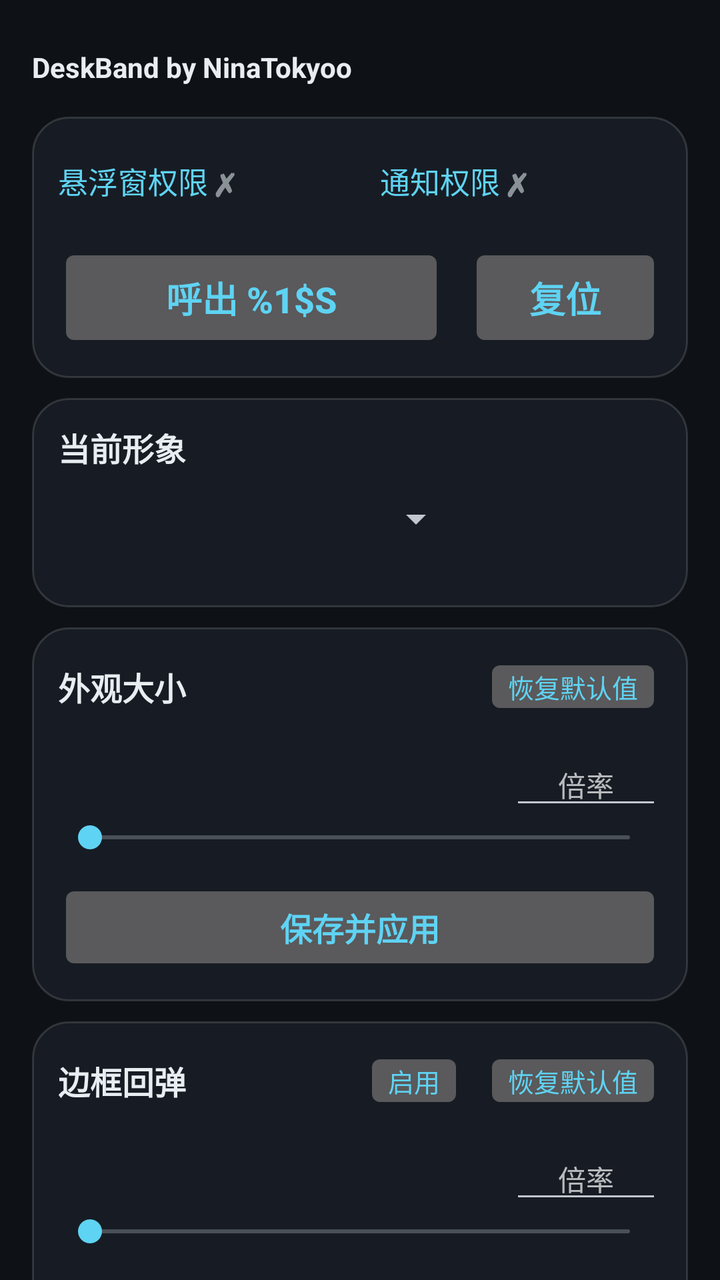
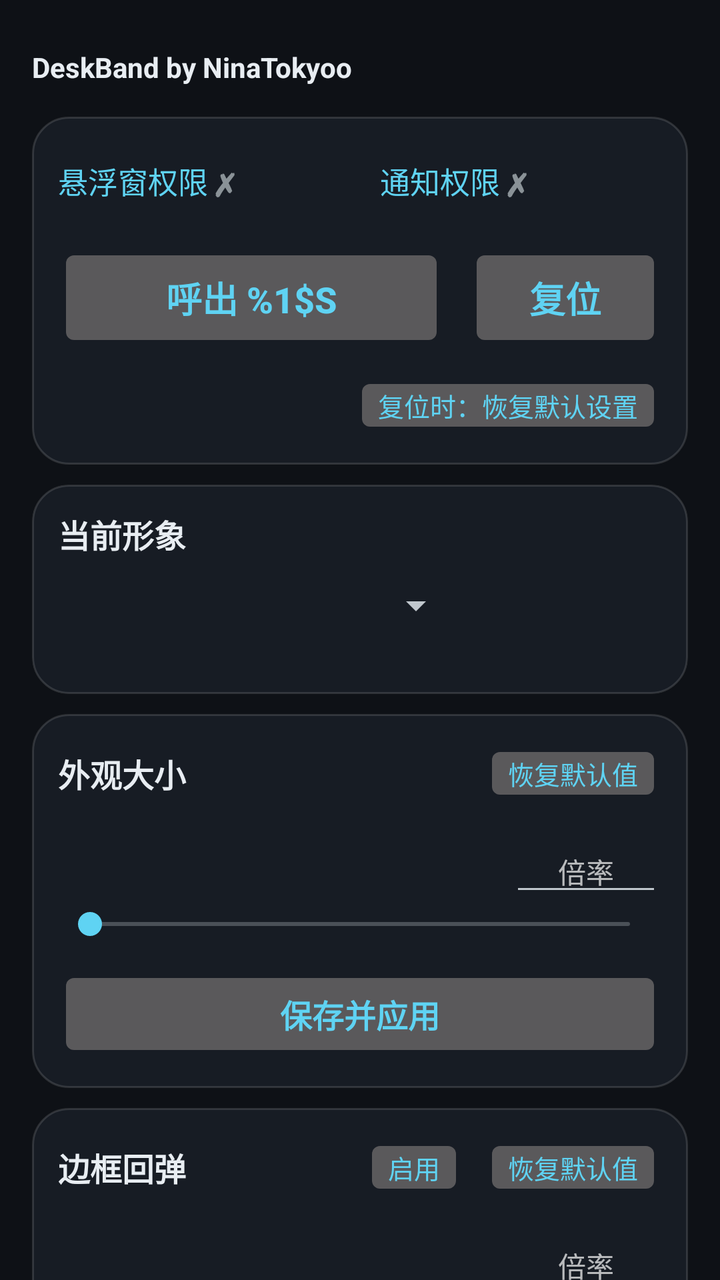

Before-and-after screenshots of an Android layout around one commit, followed by the original layout XML and the change that was made.
<!-- AndroidManifest.xml: application theme AppTheme -->
<!-- res/layout/activity_main.xml -->
<?xml version="1.0" encoding="utf-8"?>
<ScrollView xmlns:android="http://schemas.android.com/apk/res/android"
    android:id="@+id/root"
    android:layout_width="match_parent"
    android:layout_height="match_parent"
    android:fillViewport="true"
    android:background="@color/bg"
    android:overScrollMode="ifContentScrolls"
    android:scrollbarAlwaysDrawVerticalTrack="false"
    android:scrollbars="none">

    <LinearLayout
        android:layout_width="match_parent"
        android:layout_height="wrap_content"
        android:orientation="vertical"
        android:paddingTop="8dp"
        android:paddingBottom="28dp">

        
        <TextView
            android:id="@+id/txtTitle"
            android:layout_width="match_parent"
            android:layout_height="wrap_content"
            android:layout_marginStart="16dp"
            android:layout_marginEnd="16dp"
            android:layout_marginTop="18dp"
            android:layout_marginBottom="6dp"
            android:maxLines="1"
            android:includeFontPadding="false"
            android:text="@string/ui_title"
            android:textColor="@color/text_primary"
            android:textStyle="bold" />

        
        <LinearLayout style="@style/Card" android:tag="card" android:layout_marginStart="16dp" android:layout_marginEnd="16dp">

            
            <LinearLayout
                android:layout_width="match_parent"
                android:layout_height="wrap_content"
                android:orientation="horizontal"
                android:baselineAligned="false">

                <LinearLayout
                    android:id="@+id/rowOverlay"
                    android:layout_width="0dp"
                    android:layout_height="wrap_content"
                    android:layout_weight="1"
                    android:orientation="horizontal"
                    android:gravity="center_vertical"
                    android:background="?android:attr/selectableItemBackground"
                    android:paddingTop="8dp"
                    android:paddingBottom="8dp">

                    <TextView
                        android:id="@+id/txtPermOverlay"
                        android:layout_width="wrap_content"
                        android:layout_height="wrap_content"
                        android:maxLines="1"
                        android:ellipsize="end"
                        android:text="@string/perm_overlay"
                        android:textColor="@color/accent"
                        android:textSize="15sp" />

                    <TextView
                        android:id="@+id/markOverlay"
                        android:layout_width="wrap_content"
                        android:layout_height="wrap_content"
                        android:layout_marginStart="3dp"
                        android:textSize="16sp"
                        android:textStyle="bold"
                        android:text="@string/perm_missing_mark" />
                </LinearLayout>

                <LinearLayout
                    android:id="@+id/rowNotify"
                    android:layout_width="0dp"
                    android:layout_height="wrap_content"
                    android:layout_weight="1"
                    android:layout_marginStart="20dp"
                    android:orientation="horizontal"
                    android:gravity="center_vertical"
                    android:background="?android:attr/selectableItemBackground"
                    android:paddingTop="8dp"
                    android:paddingBottom="8dp">

                    <TextView
                        android:id="@+id/txtPermNotify"
                        android:layout_width="wrap_content"
                        android:layout_height="wrap_content"
                        android:maxLines="1"
                        android:ellipsize="end"
                        android:text="@string/perm_notify"
                        android:textColor="@color/accent"
                        android:textSize="15sp" />

                    <TextView
                        android:id="@+id/markNotify"
                        android:layout_width="wrap_content"
                        android:layout_height="wrap_content"
                        android:layout_marginStart="3dp"
                        android:textSize="16sp"
                        android:textStyle="bold"
                        android:text="@string/perm_missing_mark" />
                </LinearLayout>
            </LinearLayout>

            
            <LinearLayout
                android:layout_width="match_parent"
                android:layout_height="wrap_content"
                android:layout_marginTop="12dp"
                android:orientation="horizontal"
                android:baselineAligned="false">

                <Button
                    android:id="@+id/btnToggle"
                    style="@style/BigButton"
                    android:layout_width="0dp"
                    android:layout_height="match_parent"
                    android:layout_weight="2"
                    android:layout_marginTop="0dp"
                    android:maxLines="1"
                    android:ellipsize="end"
                    android:text="@string/btn_summon" />

                <Button
                    android:id="@+id/btnReset"
                    style="@style/BigButton"
                    android:layout_width="0dp"
                    android:layout_height="match_parent"
                    android:layout_weight="1"
                    android:layout_marginTop="0dp"
                    android:layout_marginStart="12dp"
                    android:maxLines="1"
                    android:text="@string/btn_reset" />
            </LinearLayout>
        </LinearLayout>

        
        <LinearLayout
            style="@style/Card"
            android:tag="card"
            android:padding="0dp"
            android:clipToOutline="true"
            android:layout_marginStart="16dp"
            android:layout_marginEnd="16dp">

            <FrameLayout
                android:layout_width="match_parent"
                android:layout_height="wrap_content">

                <LinearLayout
                    android:layout_width="match_parent"
                    android:layout_height="wrap_content"
                    android:orientation="vertical"
                    android:padding="13dp">

                    <TextView
                        style="@style/CardTitle"
                        android:text="@string/section_skin" />

                    <Spinner
                        android:id="@+id/spinnerSkin"
                        android:layout_width="match_parent"
                        android:layout_height="wrap_content"
                        android:layout_marginTop="12dp"
                        android:layout_marginEnd="99dp"
                        android:popupAnimationStyle="@style/SpinnerPopupAnim" />
                </LinearLayout>

                
                <ImageView
                    android:id="@+id/imgCornerPreview"
                    android:layout_width="104dp"
                    android:layout_height="104dp"
                    android:layout_gravity="end|bottom"
                    android:layout_marginEnd="0.75dp"
                    android:layout_marginBottom="0.75dp"
                    android:scaleType="matrix"
                    android:clickable="false"
                    android:focusable="false"
                    android:importantForAccessibility="no" />
            </FrameLayout>
        </LinearLayout>

        
        <LinearLayout style="@style/Card" android:tag="card" android:layout_marginStart="16dp" android:layout_marginEnd="16dp">

            <LinearLayout style="@style/CardTitleRow">

                <TextView
                    style="@style/CardTitle"
                    android:layout_width="0dp"
                    android:layout_weight="1"
                    android:text="@string/section_look" />

                <Button
                    android:id="@+id/btnResetSize"
                    style="@style/CardAction"
                    android:text="@string/restore_default" />
            </LinearLayout>

            
            <LinearLayout
                android:layout_width="match_parent"
                android:layout_height="wrap_content"
                android:layout_marginTop="12dp"
                android:orientation="horizontal"
                android:gravity="center_vertical">

                <TextView
                    android:id="@+id/txtSize"
                    android:layout_width="0dp"
                    android:layout_height="wrap_content"
                    android:layout_weight="1"
                    android:maxLines="1"
                    android:ellipsize="end"
                    android:textColor="@color/text_secondary"
                    android:textSize="13sp" />

                <EditText
                    android:id="@+id/editSize"
                    android:layout_width="76dp"
                    android:layout_height="wrap_content"
                    android:layout_marginStart="10dp"
                    android:inputType="numberDecimal"
                    android:imeOptions="actionDone"
                    android:maxLength="5"
                    android:textSize="14sp"
                    android:gravity="center"
                    android:hint="@string/size_input" />
            </LinearLayout>

            <SeekBar
                android:id="@+id/seekSize"
                android:layout_width="match_parent"
                android:layout_height="wrap_content" />

            <Button
                android:id="@+id/btnSaveSize"
                style="@style/PrimaryButton"
                android:text="@string/save_apply" />
        </LinearLayout>

        
        <LinearLayout style="@style/Card" android:tag="card" android:layout_marginStart="16dp" android:layout_marginEnd="16dp">

            <LinearLayout style="@style/CardTitleRow">

                <TextView
                    style="@style/CardTitle"
                    android:layout_width="0dp"
                    android:layout_weight="1"
                    android:text="@string/section_bounce" />

                
                <Button
                    android:id="@+id/btnBounceToggle"
                    style="@style/CardAction"
                    android:text="@string/bounce_on" />

                <Button
                    android:id="@+id/btnResetBounce"
                    style="@style/CardAction"
                    android:text="@string/restore_default" />
            </LinearLayout>

            
            <LinearLayout
                android:layout_width="match_parent"
                android:layout_height="wrap_content"
                android:layout_marginTop="12dp"
                android:orientation="horizontal"
                android:gravity="center_vertical">

                <TextView
                    android:id="@+id/txtBounceAmp"
                    android:layout_width="0dp"
                    android:layout_height="wrap_content"
                    android:layout_weight="1"
                    android:maxLines="1"
                    android:ellipsize="end"
                    android:textColor="@color/text_secondary"
                    android:textSize="13sp" />

                <EditText
                    android:id="@+id/editBounceAmp"
                    android:layout_width="76dp"
                    android:layout_height="wrap_content"
                    android:layout_marginStart="10dp"
                    android:inputType="numberDecimal"
                    android:imeOptions="actionDone"
                    android:maxLength="5"
                    android:textSize="14sp"
                    android:gravity="center"
                    android:hint="@string/bounce_amp_input" />
            </LinearLayout>

            <SeekBar
                android:id="@+id/seekBounceAmp"
                android:layout_width="match_parent"
                android:layout_height="wrap_content" />

            
            <LinearLayout
                android:layout_width="match_parent"
                android:layout_height="wrap_content"
                android:layout_marginTop="8dp"
                android:orientation="horizontal"
                android:gravity="center_vertical">

                <TextView
                    android:id="@+id/txtBounceMs"
                    android:layout_width="0dp"
                    android:layout_height="wrap_content"
                    android:layout_weight="1"
                    android:maxLines="1"
                    android:ellipsize="end"
                    android:textColor="@color/text_secondary"
                    android:textSize="13sp" />

                <EditText
                    android:id="@+id/editBounceMs"
                    android:layout_width="76dp"
                    android:layout_height="wrap_content"
                    android:layout_marginStart="10dp"
                    android:inputType="numberDecimal"
                    android:imeOptions="actionDone"
                    android:maxLength="5"
                    android:textSize="14sp"
                    android:gravity="center"
                    android:hint="@string/bounce_ms_input" />
            </LinearLayout>

            <SeekBar
                android:id="@+id/seekBounceMs"
                android:layout_width="match_parent"
                android:layout_height="wrap_content" />

            <Button
                android:id="@+id/btnSaveBounce"
                style="@style/PrimaryButton"
                android:text="@string/save_apply" />
        </LinearLayout>

        
        <LinearLayout style="@style/Card" android:tag="card" android:layout_marginStart="16dp" android:layout_marginEnd="16dp">

            <TextView
                style="@style/CardTitle"
                android:text="@string/section_notify" />

            <EditText
                android:id="@+id/editNotify"
                android:layout_width="match_parent"
                android:layout_height="wrap_content"
                android:layout_marginTop="12dp"
                android:inputType="text"
                android:imeOptions="actionDone"
                android:maxLength="40"
                android:maxLines="2"
                android:textSize="15sp"
                android:hint="@string/notify_input" />

            <TextView
                android:id="@+id/txtNotifyCount"
                android:layout_width="match_parent"
                android:layout_height="wrap_content"
                android:layout_marginTop="4dp"
                android:textColor="@color/text_secondary"
                android:textSize="12sp" />

            <Button
                android:id="@+id/btnSaveNotify"
                style="@style/PrimaryButton"
                android:layout_marginTop="10dp"
                android:text="@string/save_apply" />
        </LinearLayout>

        
        <LinearLayout
            style="@style/Card"
            android:tag="card"
            android:layout_marginStart="16dp"
            android:layout_marginEnd="16dp">

            <TextView
                style="@style/CardTitle"
                android:text="@string/section_theme" />

            <Spinner
                android:id="@+id/spinnerTheme"
                android:layout_width="match_parent"
                android:layout_height="wrap_content"
                android:layout_marginTop="12dp"
                android:popupAnimationStyle="@style/SpinnerPopupAnim" />
        </LinearLayout>
    </LinearLayout>
</ScrollView>
<!-- resources referenced by this layout -->
<resources>
  <color name="accent">#5FD3F3</color>
  <color name="bg">#0E1116</color>
  <color name="text_primary">#E8EDF2</color>
  <color name="text_secondary">#93A1B0</color>
  <string name="bounce_amp_input">倍率</string>
  <string name="bounce_ms_input">倍率</string>
  <string name="bounce_on">启用</string>
  <string name="btn_reset">复位</string>
  <string name="btn_summon">呼出 %1$s</string>
  <string name="notify_input">留空使用默认文案</string>
  <string name="perm_missing_mark">✗</string>
  <string name="perm_notify">通知权限</string>
  <string name="perm_overlay">悬浮窗权限</string>
  <string name="restore_default">恢复默认值</string>
  <string name="save_apply">保存并应用</string>
  <string name="section_bounce">边框回弹</string>
  <string name="section_look">外观大小</string>
  <string name="section_notify">通知栏内容</string>
  <string name="section_skin">当前形象</string>
  <string name="section_theme">外观模式</string>
  <string name="size_input">倍率</string>
  <string name="ui_title">DeskBand by NinaTokyoo</string>
  <style name="BigButton" parent="PrimaryButton">
          <item name="android:textSize">18sp</item>
          <item name="android:paddingTop">14dp</item>
          <item name="android:paddingBottom">14dp</item>
          <item name="android:layout_marginTop">12dp</item>
      </style>
  <style name="Card">
          <item name="android:layout_width">match_parent</item>
          <item name="android:layout_height">wrap_content</item>
          <item name="android:orientation">vertical</item>
          <item name="android:background">@drawable/card_bg</item>
          <item name="android:padding">13dp</item>
          <item name="android:layout_marginTop">10dp</item>
      </style>
  <style name="CardTitle">
          <item name="android:layout_width">wrap_content</item>
          <item name="android:layout_height">wrap_content</item>
          <item name="android:textColor">@color/text_primary</item>
          <item name="android:textSize">16sp</item>
          <item name="android:textStyle">bold</item>
      </style>
  <style name="CardTitleRow">
          <item name="android:layout_width">match_parent</item>
          <item name="android:layout_height">wrap_content</item>
          <item name="android:orientation">horizontal</item>
          <item name="android:gravity">center_vertical</item>
      </style>
  <style name="PrimaryButton">
          <item name="android:layout_width">match_parent</item>
          <item name="android:layout_height">wrap_content</item>
          <item name="android:layout_marginTop">12dp</item>
          <item name="android:textColor">@color/accent</item>
          <item name="android:textSize">16sp</item>
          <item name="android:textStyle">bold</item>
          <item name="android:paddingTop">11dp</item>
          <item name="android:paddingBottom">11dp</item>
          <item name="android:stateListAnimator">@null</item>
      </style>
  <style name="SpinnerPopupAnim">
          <item name="android:windowEnterAnimation">@android:anim/fade_in</item>
          <item name="android:windowExitAnimation">@android:anim/fade_out</item>
      </style>
  <style name="AppTheme" parent="@android:style/Theme.DeviceDefault.NoActionBar">
          <item name="android:windowBackground">@color/bg</item>
          <item name="android:colorAccent">@color/accent</item>
          <item name="android:statusBarColor">@android:color/transparent</item>
          <item name="android:navigationBarColor">@android:color/transparent</item>
          <item name="android:windowLightStatusBar">false</item>
      </style>
  <!-- drawable card_bg (drawable) -->
  <?xml version="1.0" encoding="utf-8"?>
  <shape xmlns:android="http://schemas.android.com/apk/res/android"
      android:shape="rectangle">
      <solid android:color="@color/card" />
      <corners android:radius="18dp" />
      <stroke android:width="1dp" android:color="@color/card_stroke" />
  </shape>
  <color name="card">#171C24</color>
  <color name="card_stroke">#22FFFFFF</color>
  <!-- unchanged entries left out for length: 1 -->
</resources>

<!-- the commit's change to res/layout/activity_main.xml (unified diff, before → after) -->
@@ -135,6 +135,15 @@
                     android:maxLines="1"
                     android:text="@string/btn_reset" />
             </LinearLayout>
+
+            
+            <Button
+                android:id="@+id/btnResetKeep"
+                style="@style/CardAction"
+                android:layout_gravity="end"
+                android:layout_marginTop="10dp"
+                android:layout_marginStart="0dp"
+                android:text="@string/reset_keep_off" />
         </LinearLayout>
 
         
<!-- resource entries referenced after the edit -->
@@ -13,6 +13,7 @@
   <string name="perm_missing_mark">✗</string>
   <string name="perm_notify">通知权限</string>
   <string name="perm_overlay">悬浮窗权限</string>
+  <string name="reset_keep_off">复位时：恢复默认设置</string>
   <string name="restore_default">恢复默认值</string>
   <string name="save_apply">保存并应用</string>
   <string name="section_bounce">边框回弹</string>
